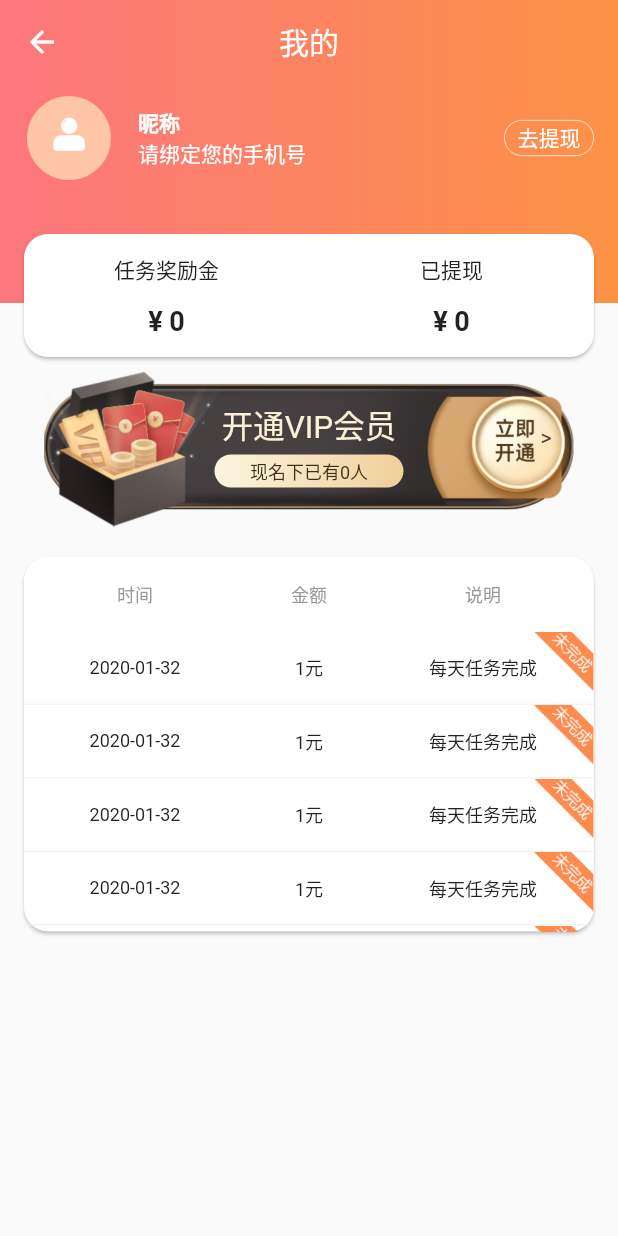
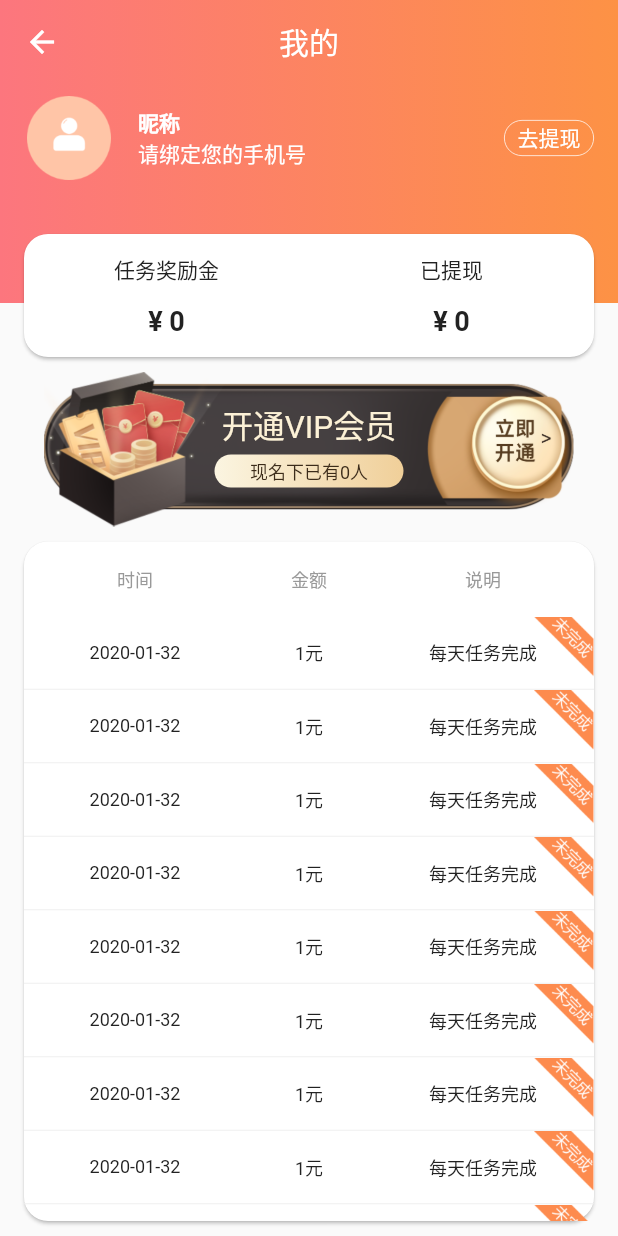
Before and after one commit to JediMaker/ktstar, a Flutter app: the TaskMinePage screen opened directly, on a phone screen of 412 x 824 dp. Run offline on Flutter 3.47's test engine with Material 2 defaults, Android fonts, the phone set to English and light mode, and no system bars; our stand-ins replace cached_network_image, convert, dio, flutter_image_compress, flutter_swiper, fluttertoast and 7 more; missing offline and left inert: flutter_page_indicator, fluwx; accounts and stored records are empty; network calls fail.

Commit message:
修改个人中心任务记录卡片高度自适应

```diff
--- a/lib/pages/task/task_mine.dart
+++ b/lib/pages/task/task_mine.dart
@@ -56,12 +56,13 @@ class _TaskMinePageState extends State<TaskMinePage> {
                 isDiamonVip ? buildBanner(context) : buildProxyBanner(context),
               ],
             ),
-            Card(
+            Flexible(
+              child: Card(
                 shape: RoundedRectangleBorder(
                   side: BorderSide.none,
                   borderRadius: BorderRadius.all(Radius.circular(16.0)),
                 ),
-              margin: EdgeInsets.symmetric(horizontal: 16, vertical: 20),
+                margin: EdgeInsets.only(left: 16, right: 16, top: 10,bottom: 10),
                 child: Column(
                   children: <Widget>[
                     Container(
@@ -104,8 +105,8 @@ class _TaskMinePageState extends State<TaskMinePage> {
                         ],
                       ),
                     ),
-                  Container(
-                    height: 200,
+                    Flexible(
+                      flex: 1,
                       child: ListView.separated(
                         separatorBuilder: (BuildContext context, int index) =>
                             const Divider(
@@ -173,6 +174,7 @@ class _TaskMinePageState extends State<TaskMinePage> {
                       ),
                     )
                   ],
+                ),
               ),
             ),
           ],
```
Lines whose indentation alone changed are shown as unchanged.
